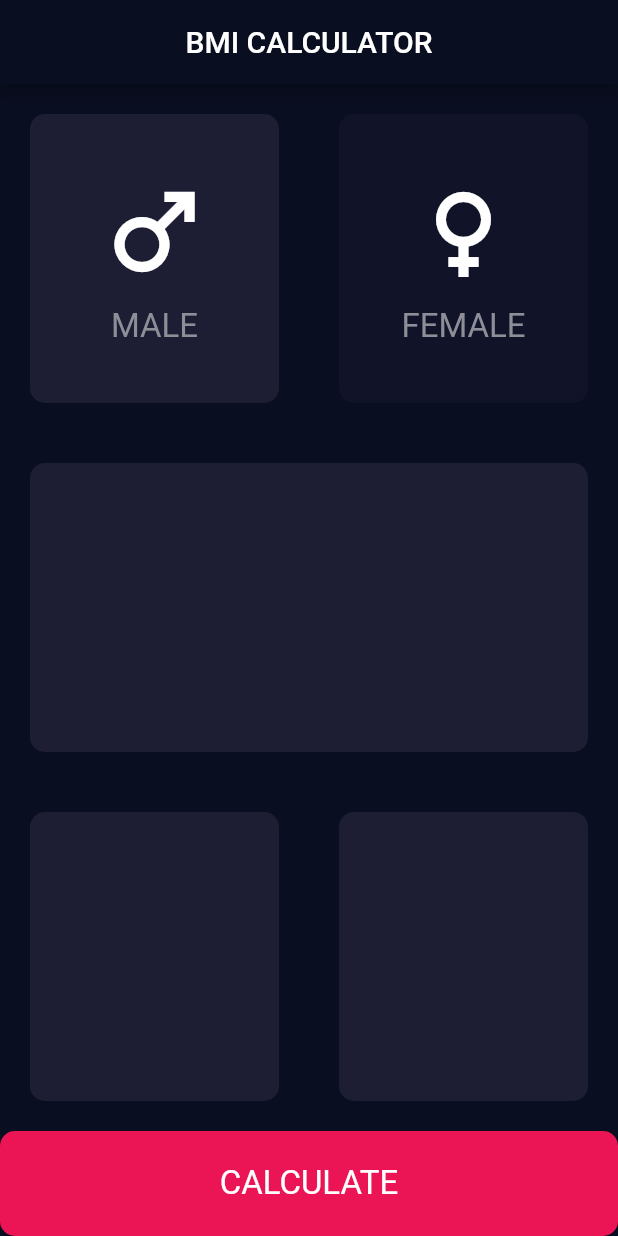
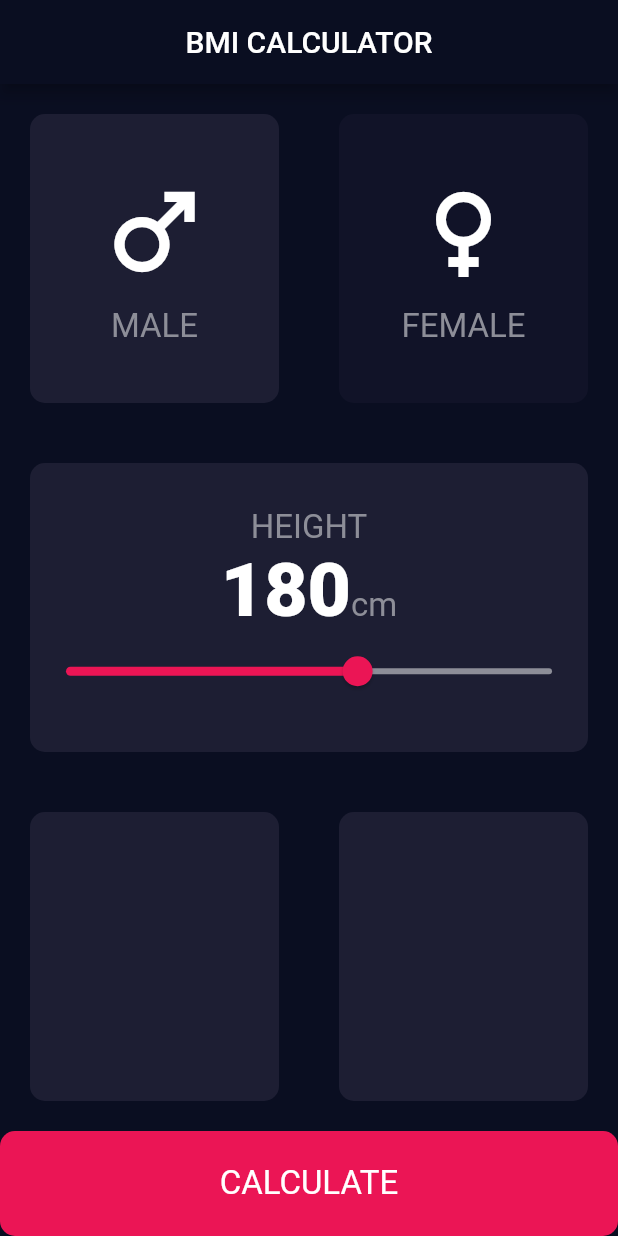
Before and after one commit to shiva-gtm/BmiCalculator, a Flutter app: the screen it shows after launch, after a tap on "MALE", on a phone screen of 412 x 824 dp. Run offline on Flutter 3.47's test engine with Material 2 defaults, Android fonts, the phone set to English and light mode, and no system bars.

Commit message:
Height Slider Added

```diff
--- /dev/null
+++ b/lib/constants.dart
@@ -0,0 +1,19 @@
+import 'package:flutter/material.dart';
+
+const kBottomContainerHeight = 70.0;
+const kActiveCardColor = Color(0xFF1D1E33);
+const kBottomContainerColor = Color(0xFFEB1555);
+const kIconSize = 80.0;
+const kInactiveCardColor = Color(0xFF111328);
+
+const kLabelTextStyle = TextStyle(
+  fontSize: 22,
+  color: Color(
+    0xFF8D8E98,
+  ),
+);
+
+const kNumberTextStyle = TextStyle(
+  fontSize: 50.0,
+  fontWeight: FontWeight.w900,
+);
--- a/lib/gender_card.dart
+++ b/lib/gender_card.dart
@@ -1,8 +1,5 @@
 import 'package:flutter/material.dart';
-
-const iconNameColor = Color(
-  0xFF8D8E98,
-);
+import 'constants.dart';
 
 class GenderCard extends StatelessWidget {
   const GenderCard({super.key, required this.gender, required this.genderIcon});
@@ -20,10 +17,7 @@ class GenderCard extends StatelessWidget {
         ),
         Text(
           gender,
-          style: const TextStyle(
-            fontSize: 22,
-            color: iconNameColor,
-          ),
+          style: kLabelTextStyle,
         ),
       ],
     );
--- a/lib/input_page.dart
+++ b/lib/input_page.dart
@@ -1,12 +1,12 @@
 import 'package:flutter/material.dart';
 import 'reusable_card.dart';
 import 'gender_card.dart';
+import 'constants.dart';
 
-const bottomContainerHeight = 70.0;
-const activeCardColor = Color(0xFF1D1E33);
-const bottomContainerColor = Color(0xFFEB1555);
-const iconSize = 80.0;
-const inactiveCardColor = Color(0xFF111328);
+enum Gender {
+  male,
+  female,
+}
 
 class InputPage extends StatefulWidget {
   const InputPage({super.key});
@@ -15,19 +15,9 @@ class InputPage extends StatefulWidget {
   State<InputPage> createState() => _InputPageState();
 }
 
-Color maleColor = inactiveCardColor;
-Color femaleColor = inactiveCardColor;
+int height = 180;
 
-//1 male 2 female
-void updateColor(int gender) {
-  if (gender == 1) {
-    maleColor = activeCardColor;
-    femaleColor = inactiveCardColor;
-  } else {
-    femaleColor = activeCardColor;
-    maleColor = inactiveCardColor;
-  }
-}
+Gender? selectedGender;
 
 class _InputPageState extends State<InputPage> {
   @override
@@ -38,75 +28,109 @@ class _InputPageState extends State<InputPage> {
         centerTitle: true,
       ),
       body: Column(
+        crossAxisAlignment: CrossAxisAlignment.stretch,
         children: [
           Expanded(
             child: Row(
               children: [
                 Expanded(
-                  child: GestureDetector(
-                    onTap: () {
+                  child: ReusableCard(
+                    onpress: () {
                       setState(() {
-                        updateColor(1);
+                        selectedGender = Gender.male;
                       });
                     },
-                    child: ReusableCard(
                     cardChild: const GenderCard(
                       gender: 'MALE',
                       genderIcon: Icon(
                         Icons.male,
-                          size: iconSize,
+                        size: kIconSize,
                       ),
                     ),
-                      colour: maleColor,
-                    ),
+                    colour: selectedGender == Gender.male
+                        ? kActiveCardColor
+                        : kInactiveCardColor,
                   ),
                 ),
                 Expanded(
-                  child: GestureDetector(
-                    onTap: () {
+                  child: ReusableCard(
+                    onpress: () {
                       setState(() {
-                        updateColor(2);
+                        selectedGender = Gender.female;
                       });
                     },
-                    child: ReusableCard(
                     cardChild: const GenderCard(
                       gender: 'FEMALE',
                       genderIcon: Icon(
                         Icons.female,
-                          size: iconSize,
+                        size: kIconSize,
                       ),
                     ),
-                      colour: femaleColor,
-                    ),
+                    colour: selectedGender == Gender.female
+                        ? kActiveCardColor
+                        : kInactiveCardColor,
                   ),
                 ),
               ],
             ),
           ),
-          const Expanded(
+          Expanded(
             child: ReusableCard(
+              onpress: () {},
               cardChild: Column(
-                crossAxisAlignment: CrossAxisAlignment.stretch,
+                mainAxisAlignment: MainAxisAlignment.center,
                 children: [
-                  Text(""),
+                  const Text(
+                    "HEIGHT",
+                    style: kLabelTextStyle,
+                  ),
+                  Row(
+                    mainAxisAlignment: MainAxisAlignment.center,
+                    crossAxisAlignment: CrossAxisAlignment.baseline,
+                    textBaseline: TextBaseline.alphabetic,
+                    children: [
+                      Text(
+                        height.toString(),
+                        style: kNumberTextStyle,
+                      ),
+                      const Text(
+                        'cm',
+                        style: kLabelTextStyle,
+                      ),
                     ],
                   ),
-              colour: activeCardColor,
+                  Slider(
+                    value: height.toDouble(),
+                    min: 120.0,
+                    max: 220.0,
+                    activeColor: const Color(0xFFEB1555),
+                    inactiveColor: const Color(0xFF8D8E98),
+                    onChanged: (double newValue) {
+                      setState(() {
+                        height = newValue.round();
+                      });
+                    },
+                  ),
+                ],
+              ),
+              colour: kActiveCardColor,
             ),
           ),
-          const Expanded(
+          Expanded(
             child: Row(
               children: [
                 Expanded(
                   child: ReusableCard(
-                    cardChild: Column(),
-                    colour: activeCardColor,
+                    onpress: () {},
+                    cardChild: const Column(),
+                    colour: kActiveCardColor,
                   ),
                 ),
                 Expanded(
                   child: ReusableCard(
-                    cardChild: Column(),
-                    colour: activeCardColor,
+                    onpress: () {},
+                    cardChild: const Column(),
+                    colour: kActiveCardColor,
                   ),
                 ),
               ],
@@ -114,11 +138,11 @@ class _InputPageState extends State<InputPage> {
           ),
           Container(
             decoration: BoxDecoration(
-              color: bottomContainerColor,
+              color: kBottomContainerColor,
               borderRadius: BorderRadius.circular(10),
             ),
             width: double.infinity,
-            height: bottomContainerHeight,
+            height: kBottomContainerHeight,
             child: const Center(
               child: Text(
                 'CALCULATE',
--- a/lib/reusable_card.dart
+++ b/lib/reusable_card.dart
@@ -2,20 +2,27 @@ import 'package:flutter/material.dart';
 
 class ReusableCard extends StatelessWidget {
   const ReusableCard(
-      {super.key, required this.colour, required this.cardChild});
+      {super.key,
+      required this.colour,
+      required this.cardChild,
+      required this.onpress});
 
   final Color colour;
   final Widget cardChild;
+  final Function() onpress;
 
   @override
   Widget build(BuildContext context) {
-    return Container(
-      margin: const EdgeInsets.all(20),
-      decoration: BoxDecoration(
-        color: colour,
-        borderRadius: BorderRadius.circular(10),
+    return GestureDetector(
+      onTap: onpress,
+      child: Container(
+        margin: const EdgeInsets.all(20),
+        decoration: BoxDecoration(
+          color: colour,
+          borderRadius: BorderRadius.circular(10),
+        ),
+        child: cardChild,
       ),
-      child: cardChild,
     );
   }
 }
```
Lines whose indentation alone changed are shown as unchanged.
